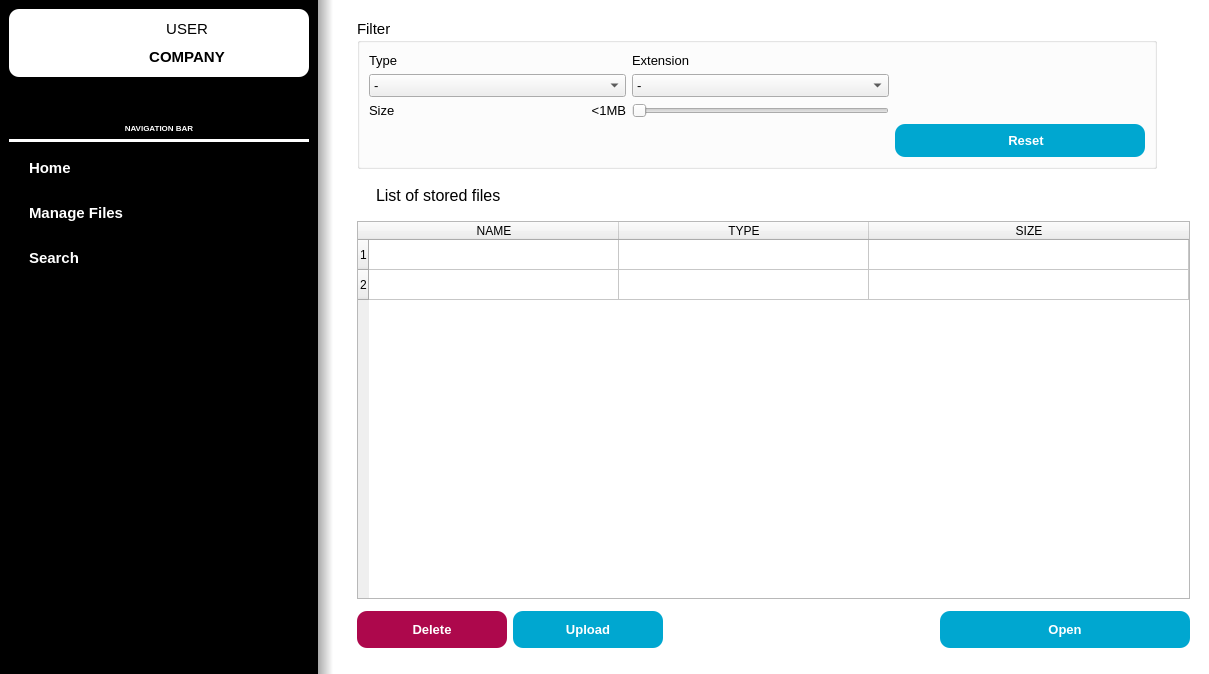
Qt form ui/mainUI.ui (0SU2/python-qt) before a commit.
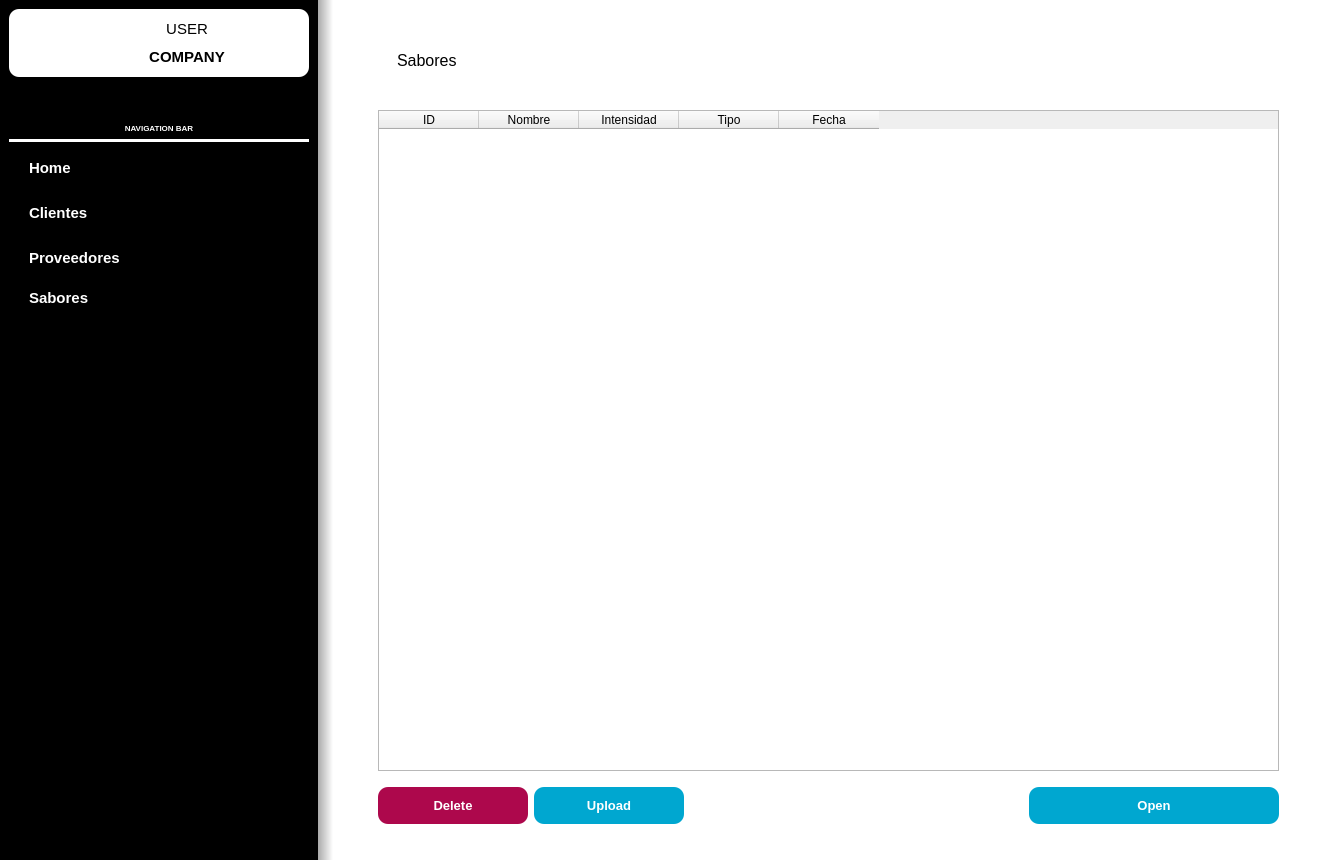
The same form after that commit. The open tabs and pages were chosen to show the change. Icons and pictures are not drawn.

Patch:
```diff
--- a/ui/mainUI.ui
+++ b/ui/mainUI.ui
@@ -6,8 +6,8 @@
    <rect>
     <x>0</x>
     <y>0</y>
-    <width>1209</width>
-    <height>674</height>
+    <width>1320</width>
+    <height>860</height>
    </rect>
   </property>
   <property name="minimumSize">
@@ -347,7 +347,7 @@
                <x>0</x>
                <y>0</y>
                <width>300</width>
-               <height>440</height>
+               <height>625</height>
               </rect>
              </property>
              <property name="styleSheet">
@@ -473,7 +473,6 @@
                 <property name="font">
                  <font>
                   <pointsize>11</pointsize>
-                  <weight>75</weight>
                   <bold>true</bold>
                  </font>
                 </property>
@@ -508,17 +507,7 @@
                  <locale language="English" country="UnitedStates"/>
                 </property>
                 <property name="text">
-                 <string>Manage Files</string>
-                </property>
-                <property name="icon">
-                 <iconset resource="src.qrc">
-                  <normaloff>:/icons/assets/icons/cil-folder-open.png</normaloff>:/icons/assets/icons/cil-folder-open.png</iconset>
-                </property>
-                <property name="iconSize">
-                 <size>
-                  <width>50</width>
-                  <height>50</height>
-                 </size>
+                 <string>Clientes</string>
                 </property>
                 <property name="shortcut">
                  <string>Enter</string>
@@ -554,7 +543,6 @@
                 <property name="font">
                  <font>
                   <pointsize>11</pointsize>
-                  <weight>75</weight>
                   <bold>true</bold>
                  </font>
                 </property>
@@ -589,17 +577,7 @@
                  <locale language="English" country="UnitedStates"/>
                 </property>
                 <property name="text">
-                 <string>Search</string>
-                </property>
-                <property name="icon">
-                 <iconset resource="src.qrc">
-                  <normaloff>:/icons/assets/icons/cil-description.png</normaloff>:/icons/assets/icons/cil-description.png</iconset>
-                </property>
-                <property name="iconSize">
-                 <size>
-                  <width>20</width>
-                  <height>20</height>
-                 </size>
+                 <string>Proveedores</string>
                 </property>
                 <property name="shortcut">
                  <string>Enter</string>
@@ -615,6 +593,260 @@
                 </property>
                </widget>
               </item>
+              <item>
+               <widget class="QPushButton" name="btnFlavors">
+                <property name="sizePolicy">
+                 <sizepolicy hsizetype="Preferred" vsizetype="Preferred">
+                  <horstretch>0</horstretch>
+                  <verstretch>0</verstretch>
+                 </sizepolicy>
+                </property>
+                <property name="minimumSize">
+                 <size>
+                  <width>0</width>
+                  <height>40</height>
+                 </size>
+                </property>
+                <property name="palette">
+                 <palette>
+                  <active>
+                   <colorrole role="WindowText">
+                    <brush brushstyle="SolidPattern">
+                     <color alpha="255">
+                      <red>255</red>
+                      <green>255</green>
+                      <blue>255</blue>
+                     </color>
+                    </brush>
+                   </colorrole>
+                   <colorrole role="Button">
+                    <brush brushstyle="SolidPattern">
+                     <color alpha="255">
+                      <red>0</red>
+                      <green>0</green>
+                      <blue>0</blue>
+                     </color>
+                    </brush>
+                   </colorrole>
+                   <colorrole role="Text">
+                    <brush brushstyle="SolidPattern">
+                     <color alpha="255">
+                      <red>255</red>
+                      <green>255</green>
+                      <blue>255</blue>
+                     </color>
+                    </brush>
+                   </colorrole>
+                   <colorrole role="ButtonText">
+                    <brush brushstyle="SolidPattern">
+                     <color alpha="255">
+                      <red>255</red>
+                      <green>255</green>
+                      <blue>255</blue>
+                     </color>
+                    </brush>
+                   </colorrole>
+                   <colorrole role="Base">
+                    <brush brushstyle="SolidPattern">
+                     <color alpha="255">
+                      <red>0</red>
+                      <green>0</green>
+                      <blue>0</blue>
+                     </color>
+                    </brush>
+                   </colorrole>
+                   <colorrole role="Window">
+                    <brush brushstyle="SolidPattern">
+                     <color alpha="255">
+                      <red>0</red>
+                      <green>0</green>
+                      <blue>0</blue>
+                     </color>
+                    </brush>
+                   </colorrole>
+                   <colorrole role="PlaceholderText">
+                    <brush brushstyle="SolidPattern">
+                     <color alpha="128">
+                      <red>255</red>
+                      <green>255</green>
+                      <blue>255</blue>
+                     </color>
+                    </brush>
+                   </colorrole>
+                  </active>
+                  <inactive>
+                   <colorrole role="WindowText">
+                    <brush brushstyle="SolidPattern">
+                     <color alpha="255">
+                      <red>255</red>
+                      <green>255</green>
+                      <blue>255</blue>
+                     </color>
+                    </brush>
+                   </colorrole>
+                   <colorrole role="Button">
+                    <brush brushstyle="SolidPattern">
+                     <color alpha="255">
+                      <red>0</red>
+                      <green>0</green>
+                      <blue>0</blue>
+                     </color>
+                    </brush>
+                   </colorrole>
+                   <colorrole role="Text">
+                    <brush brushstyle="SolidPattern">
+                     <color alpha="255">
+                      <red>255</red>
+                      <green>255</green>
+                      <blue>255</blue>
+                     </color>
+                    </brush>
+                   </colorrole>
+                   <colorrole role="ButtonText">
+                    <brush brushstyle="SolidPattern">
+                     <color alpha="255">
+                      <red>255</red>
+                      <green>255</green>
+                      <blue>255</blue>
+                     </color>
+                    </brush>
+                   </colorrole>
+                   <colorrole role="Base">
+                    <brush brushstyle="SolidPattern">
+                     <color alpha="255">
+                      <red>0</red>
+                      <green>0</green>
+                      <blue>0</blue>
+                     </color>
+                    </brush>
+                   </colorrole>
+                   <colorrole role="Window">
+                    <brush brushstyle="SolidPattern">
+                     <color alpha="255">
+                      <red>0</red>
+                      <green>0</green>
+                      <blue>0</blue>
+                     </color>
+                    </brush>
+                   </colorrole>
+                   <colorrole role="PlaceholderText">
+                    <brush brushstyle="SolidPattern">
+                     <color alpha="128">
+                      <red>255</red>
+                      <green>255</green>
+                      <blue>255</blue>
+                     </color>
+                    </brush>
+                   </colorrole>
+                  </inactive>
+                  <disabled>
+                   <colorrole role="WindowText">
+                    <brush brushstyle="SolidPattern">
+                     <color alpha="255">
+                      <red>255</red>
+                      <green>255</green>
+                      <blue>255</blue>
+                     </color>
+                    </brush>
+                   </colorrole>
+                   <colorrole role="Button">
+                    <brush brushstyle="SolidPattern">
+                     <color alpha="255">
+                      <red>0</red>
+                      <green>0</green>
+                      <blue>0</blue>
+                     </color>
+                    </brush>
+                   </colorrole>
+                   <colorrole role="Text">
+                    <brush brushstyle="SolidPattern">
+                     <color alpha="255">
+                      <red>255</red>
+                      <green>255</green>
+                      <blue>255</blue>
+                     </color>
+                    </brush>
+                   </colorrole>
+                   <colorrole role="ButtonText">
+                    <brush brushstyle="SolidPattern">
+                     <color alpha="255">
+                      <red>255</red>
+                      <green>255</green>
+                      <blue>255</blue>
+                     </color>
+                    </brush>
+                   </colorrole>
+                   <colorrole role="Base">
+                    <brush brushstyle="SolidPattern">
+                     <color alpha="255">
+                      <red>0</red>
+                      <green>0</green>
+                      <blue>0</blue>
+                     </color>
+                    </brush>
+                   </colorrole>
+                   <colorrole role="Window">
+                    <brush brushstyle="SolidPattern">
+                     <color alpha="255">
+                      <red>0</red>
+                      <green>0</green>
+                      <blue>0</blue>
+                     </color>
+                    </brush>
+                   </colorrole>
+                   <colorrole role="PlaceholderText">
+                    <brush brushstyle="SolidPattern">
+                     <color alpha="128">
+                      <red>255</red>
+                      <green>255</green>
+                      <blue>255</blue>
+                     </color>
+                    </brush>
+                   </colorrole>
+                  </disabled>
+                 </palette>
+                </property>
+                <property name="font">
+                 <font>
+                  <pointsize>11</pointsize>
+                  <bold>true</bold>
+                 </font>
+                </property>
+                <property name="mouseTracking">
+                 <bool>true</bool>
+                </property>
+                <property name="styleSheet">
+                 <string notr="true">QPushButton {
+	background-position: left center;
+    background-repeat: no-repeat;
+	border: 0px solid rgb(255, 255, 255);
+	border-left: 0px solid rgb(27, 29, 35);
+	border-bottom: 0px solid rgb(255,255,255);
+	text-align: left;
+	color: white;
+	padding-left: 20px;
+}
+QPushButton:hover {
+	border-bottom: 0px solid rgb(255,255,255);
+	background-color: rgb(119, 156, 171);
+}
+QPushButton:pressed {
+	border-bottom: 0px solid rgb(255,255,255);
+	background-color: rgb(53, 82, 74);
+}
+QPushButton:checked {
+	border-bottom: 1px solid rgb(255,255,255);
+	background-color: rgb(25,36,71);
+}</string>
+                </property>
+                <property name="text">
+                 <string>Sabores</string>
+                </property>
+                <property name="checkable">
+                 <bool>true</bool>
+                </property>
+               </widget>
+              </item>
               <item>
                <spacer name="verticalSpacer_2">
                 <property name="locale">
@@ -1301,7 +1533,6 @@
                      <property name="font">
                       <font>
                        <pointsize>10</pointsize>
-                       <weight>75</weight>
                        <bold>true</bold>
                       </font>
                      </property>
@@ -1509,7 +1740,6 @@
                   <property name="font">
                    <font>
                     <pointsize>10</pointsize>
-                    <weight>75</weight>
                     <bold>true</bold>
                    </font>
                   </property>
@@ -1543,7 +1773,6 @@
                   <property name="font">
                    <font>
                     <pointsize>10</pointsize>
-                    <weight>75</weight>
                     <bold>true</bold>
                    </font>
                   </property>
@@ -1589,7 +1818,6 @@
                   <property name="font">
                    <font>
                     <pointsize>10</pointsize>
-                    <weight>75</weight>
                     <bold>true</bold>
                    </font>
                   </property>
@@ -1615,6 +1843,240 @@
               </item>
              </layout>
             </widget>
+            <widget class="QWidget" name="sw1Flavors">
+             <widget class="QTableWidget" name="tableWidget">
+              <property name="geometry">
+               <rect>
+                <x>30</x>
+                <y>100</y>
+                <width>901</width>
+                <height>661</height>
+               </rect>
+              </property>
+              <column>
+               <property name="text">
+                <string>ID</string>
+               </property>
+              </column>
+              <column>
+               <property name="text">
+                <string>Nombre</string>
+               </property>
+              </column>
+              <column>
+               <property name="text">
+                <string>Intensidad</string>
+               </property>
+              </column>
+              <column>
+               <property name="text">
+                <string>Tipo</string>
+               </property>
+              </column>
+              <column>
+               <property name="text">
+                <string>Fecha</string>
+               </property>
+              </column>
+             </widget>
+             <widget class="QWidget" name="horizontalLayoutWidget">
+              <property name="geometry">
+               <rect>
+                <x>30</x>
+                <y>10</y>
+                <width>901</width>
+                <height>80</height>
+               </rect>
+              </property>
+              <layout class="QHBoxLayout" name="horizontalLayout_4">
+               <item>
+                <layout class="QHBoxLayout" name="horizontalLayout_8">
+                 <item>
+                  <widget class="QLabel" name="label_3">
+                   <property name="minimumSize">
+                    <size>
+                     <width>13</width>
+                     <height>70</height>
+                    </size>
+                   </property>
+                   <property name="maximumSize">
+                    <size>
+                     <width>13</width>
+                     <height>16777215</height>
+                    </size>
+                   </property>
+                   <property name="locale">
+                    <locale language="English" country="UnitedStates"/>
+                   </property>
+                   <property name="pixmap">
+                    <pixmap resource="src.qrc">:/icons/assets/vin.png</pixmap>
+                   </property>
+                  </widget>
+                 </item>
+                 <item>
+                  <widget class="QLabel" name="lblListAllFiles_2">
+                   <property name="minimumSize">
+                    <size>
+                     <width>0</width>
+                     <height>70</height>
+                    </size>
+                   </property>
+                   <property name="font">
+                    <font>
+                     <pointsize>12</pointsize>
+                     <bold>false</bold>
+                    </font>
+                   </property>
+                   <property name="locale">
+                    <locale language="English" country="UnitedStates"/>
+                   </property>
+                   <property name="text">
+                    <string>Sabores</string>
+                   </property>
+                  </widget>
+                 </item>
+                </layout>
+               </item>
+              </layout>
+             </widget>
+             <widget class="QWidget" name="layoutWidget">
+              <property name="geometry">
+               <rect>
+                <x>30</x>
+                <y>770</y>
+                <width>901</width>
+                <height>52</height>
+               </rect>
+              </property>
+              <layout class="QHBoxLayout" name="horizontalLayout_15">
+               <item>
+                <widget class="QPushButton" name="btnFilesDelete_2">
+                 <property name="enabled">
+                  <bool>true</bool>
+                 </property>
+                 <property name="minimumSize">
+                  <size>
+                   <width>150</width>
+                   <height>37</height>
+                  </size>
+                 </property>
+                 <property name="font">
+                  <font>
+                   <pointsize>10</pointsize>
+                   <bold>true</bold>
+                  </font>
+                 </property>
+                 <property name="styleSheet">
+                  <string notr="true">QPushButton{
+	background-color: rgb(173, 8, 76);
+	border-radius: 10px;
+	color: white;
+}
+QPushButton:hover{
+	background-color: rgb(228, 76, 119);
+}
+QPushButton:pressed{
+	background-color: rgb(119, 0, 37);
+}
+</string>
+                 </property>
+                 <property name="locale">
+                  <locale language="English" country="UnitedStates"/>
+                 </property>
+                 <property name="text">
+                  <string>Delete</string>
+                 </property>
+                </widget>
+               </item>
+               <item>
+                <widget class="QPushButton" name="btnFilesUpload_2">
+                 <property name="minimumSize">
+                  <size>
+                   <width>150</width>
+                   <height>37</height>
+                  </size>
+                 </property>
+                 <property name="font">
+                  <font>
+                   <pointsize>10</pointsize>
+                   <bold>true</bold>
+                  </font>
+                 </property>
+                 <property name="styleSheet">
+                  <string notr="true">QPushButton {
+	background-color: rgb(0,167,208);
+	border-radius: 10px;
+	color: white;
+}
+QPushButton:hover {
+	background-color: rgb(21,210,255);
+}
+QPushButton:pressed {
+	background-color: rgb(0,128,158);
+}</string>
+                 </property>
+                 <property name="locale">
+                  <locale language="English" country="UnitedStates"/>
+                 </property>
+                 <property name="text">
+                  <string>Upload</string>
+                 </property>
+                </widget>
+               </item>
+               <item>
+                <spacer name="horizontalSpacer_7">
+                 <property name="locale">
+                  <locale language="English" country="UnitedStates"/>
+                 </property>
+                 <property name="orientation">
+                  <enum>Qt::Orientation::Horizontal</enum>
+                 </property>
+                 <property name="sizeHint" stdset="0">
+                  <size>
+                   <width>40</width>
+                   <height>50</height>
+                  </size>
+                 </property>
+                </spacer>
+               </item>
+               <item>
+                <widget class="QPushButton" name="btnFilesOpen_2">
+                 <property name="minimumSize">
+                  <size>
+                   <width>250</width>
+                   <height>37</height>
+                  </size>
+                 </property>
+                 <property name="font">
+                  <font>
+                   <pointsize>10</pointsize>
+                   <bold>true</bold>
+                  </font>
+                 </property>
+                 <property name="styleSheet">
+                  <string notr="true">QPushButton {
+	background-color: rgb(0,167,208);
+	border-radius: 10px;
+	color: white;
+}
+QPushButton:hover {
+	background-color: rgb(21,210,255);
+}
+QPushButton:pressed {
+	background-color: rgb(0,128,158);
+}</string>
+                 </property>
+                 <property name="locale">
+                  <locale language="English" country="UnitedStates"/>
+                 </property>
+                 <property name="text">
+                  <string>Open</string>
+                 </property>
+                </widget>
+               </item>
+              </layout>
+             </widget>
+            </widget>
            </widget>
           </item>
          </layout>
```
Left out of the diff: 113 changed lines with no effect on the pictures.
